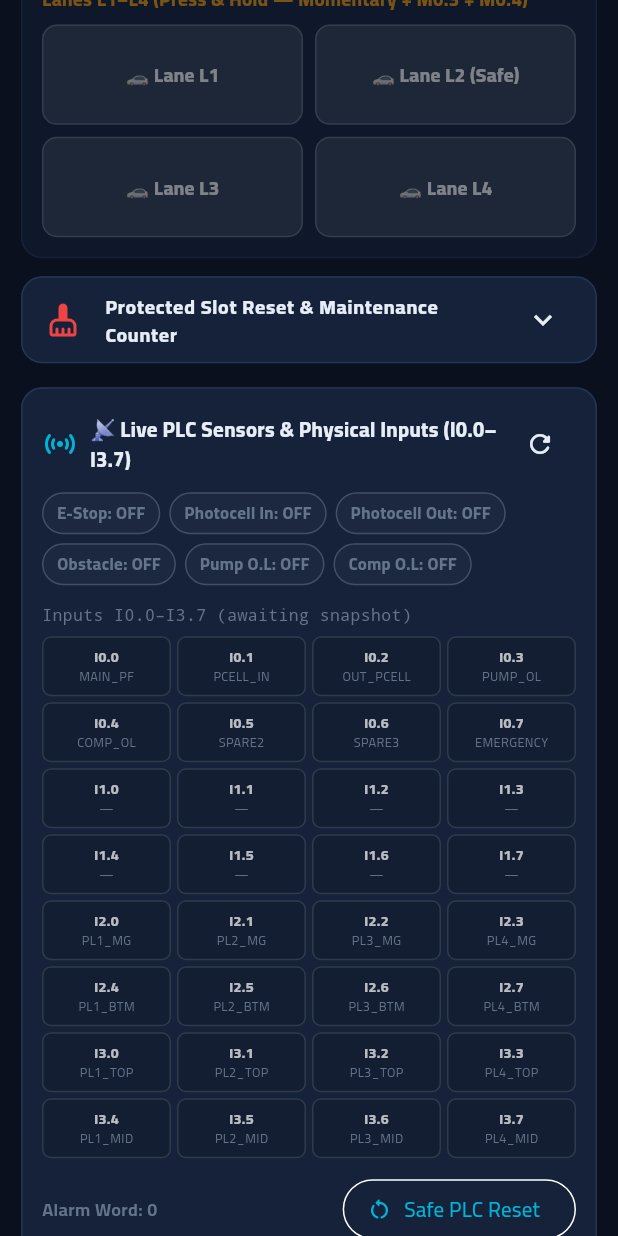
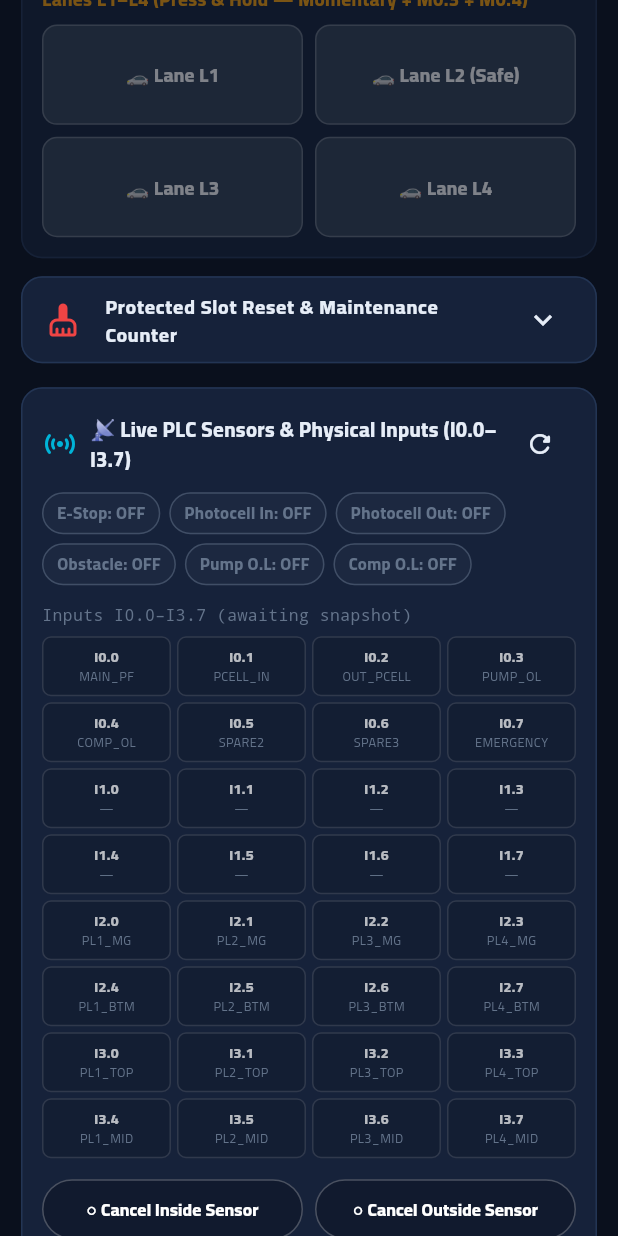
Before and after one commit to mohsafadi83-cell/AutoPark, a Flutter app: the ManualPlcControlScreen widget shown alone on an empty page, opened directly, scrolled down 576 dp, on a phone screen of 412 x 824 dp. Run offline on Flutter 3.47's test engine with Material 3 defaults, Android fonts, the phone set to English and light mode, and no system bars; our stand-ins replace connectivity_plus, dio, flutter_local_notifications, flutter_riverpod, flutter_secure_storage, local_auth and 3 more; accounts and stored records are empty; network calls fail.

Commit message:
feat(plc): wire Cancel Inside Sensor (%M6.1) & Cancel Outside Sensor (%M6.2) across Backend, Desktop, and Mobile (v2.1.4+11)

```diff
--- a/mobile/lib/features/manual/manual_plc_control_screen.dart
+++ b/mobile/lib/features/manual/manual_plc_control_screen.dart
@@ -40,6 +40,8 @@ class _ManualPlcControlScreenState
     'man_s2_tag': false,
     'man_s3_tag': false,
     'man_s4_tag': false,
+    'cancel_inside_sensor_tag': false,
+    'cancel_outside_sensor_tag': false,
   };
 
   String _statusLine = '';
@@ -519,6 +521,64 @@ class _ManualPlcControlScreenState
       if (!mounted) return;
       _showToast(
         isAr ? 'تعذر تصفير العداد: $e' : 'Failed to reset counter: $e',
+        isError: true,
+      );
+    }
+  }
+
+  Future<void> _togglePhotocellCancel(bool inside, bool isAr) async {
+    final key = inside ? 'cancel_inside_sensor_tag' : 'cancel_outside_sensor_tag';
+    final plcAddr = inside ? 'M6.1' : 'M6.2';
+    final next = !(_toggleStates[key] ?? false);
+    if (next) {
+      final confirmed = await showDialog<bool>(
+        context: context,
+        builder: (ctx) => AlertDialog(
+          title: Text(
+            isAr
+                ? (inside ? 'إلغاء الحساس الداخلي (%M6.1)' : 'إلغاء الحساس الخارجي (%M6.2)')
+                : (inside ? 'Cancel Inside Sensor (%M6.1)' : 'Cancel Outside Sensor (%M6.2)'),
+          ),
+          content: Text(
+            isAr
+                ? 'تأكيد تفعيل تجاوز الحساس على لوحة الـ PLC؟ يُستخدم تحت إشراف فقط.'
+                : 'Confirm activating this sensor override on the PLC panel? Use only under supervision.',
+          ),
+          actions: [
+            TextButton(
+              onPressed: () => Navigator.of(ctx).pop(false),
+              child: Text(isAr ? 'إلغاء' : 'Cancel'),
+            ),
+            ElevatedButton(
+              style: ElevatedButton.styleFrom(
+                backgroundColor: AppColors.statusWarning,
+                foregroundColor: Colors.black,
+              ),
+              onPressed: () => Navigator.of(ctx).pop(true),
+              child: Text(isAr ? 'تأكيد' : 'Confirm'),
+            ),
+          ],
+        ),
+      );
+      if (confirmed != true || !mounted) return;
+    }
+    setState(() => _toggleStates[key] = next);
+    HapticFeedback.mediumImpact();
+    final notifier = ref.read(appControllerProvider.notifier);
+    try {
+      await notifier.writeLivePlcTag(plcAddr, next);
+      await notifier.sendManualControl(key, next).catchError((_) => const <String, dynamic>{});
+      if (!mounted) return;
+      _showToast(
+        isAr
+            ? '✅ تم تحديث $plcAddr (${next ? "ON" : "OFF"}) على الـ PLC'
+            : '✅ PLC $plcAddr updated (${next ? "ON" : "OFF"})',
+      );
+    } catch (e) {
+      if (!mounted) return;
+      setState(() => _toggleStates[key] = !next);
+      _showToast(
+        isAr ? 'تعذر تحديث $plcAddr على الـ PLC' : 'Failed to write $plcAddr on PLC',
         isError: true,
       );
     }
@@ -1214,6 +1274,62 @@ class _ManualPlcControlScreenState
                 Row(
                   children: [
                     Expanded(
+                      child: OutlinedButton(
+                        style: OutlinedButton.styleFrom(
+                          foregroundColor:
+                              (_toggleStates['cancel_inside_sensor_tag'] == true)
+                                  ? Colors.black
+                                  : Colors.white,
+                          backgroundColor:
+                              (_toggleStates['cancel_inside_sensor_tag'] == true)
+                                  ? AppColors.statusWarning
+                                  : AppColors.surfaceDark,
+                          side: BorderSide(
+                            color: (_toggleStates['cancel_inside_sensor_tag'] == true)
+                                ? AppColors.statusWarning
+                                : Colors.white24,
+                          ),
+                        ),
+                        onPressed: () => _togglePhotocellCancel(true, isAr),
+                        child: Text(
+                          (_toggleStates['cancel_inside_sensor_tag'] == true ? '● ' : '○ ') +
+                              (isAr ? 'إلغاء الحساس الداخلي' : 'Cancel Inside Sensor'),
+                          style: const TextStyle(fontSize: 11.5, fontWeight: FontWeight.w800),
+                        ),
+                      ),
+                    ),
+                    const SizedBox(width: 8),
+                    Expanded(
+                      child: OutlinedButton(
+                        style: OutlinedButton.styleFrom(
+                          foregroundColor:
+                              (_toggleStates['cancel_outside_sensor_tag'] == true)
+                                  ? Colors.black
+                                  : Colors.white,
+                          backgroundColor:
+                              (_toggleStates['cancel_outside_sensor_tag'] == true)
+                                  ? AppColors.statusWarning
+                                  : AppColors.surfaceDark,
+                          side: BorderSide(
+                            color: (_toggleStates['cancel_outside_sensor_tag'] == true)
+                                ? AppColors.statusWarning
+                                : Colors.white24,
+                          ),
+                        ),
+                        onPressed: () => _togglePhotocellCancel(false, isAr),
+                        child: Text(
+                          (_toggleStates['cancel_outside_sensor_tag'] == true ? '● ' : '○ ') +
+                              (isAr ? 'إلغاء الحساس الخارجي' : 'Cancel Outside Sensor'),
+                          style: const TextStyle(fontSize: 11.5, fontWeight: FontWeight.w800),
+                        ),
+                      ),
+                    ),
+                  ],
+                ),
+                const SizedBox(height: 10),
+                Row(
+                  children: [
+                    Expanded(
                       child: Text(
                         'Alarm Word: ${s['alarmWord'] ?? 0}',
                     style: const TextStyle(
--- a/mobile/pubspec.yaml
+++ b/mobile/pubspec.yaml
@@ -1,7 +1,7 @@
 name: auto_park
 description: "Auto Park — industrial automated car parking mobile client (Android + iOS)."
 publish_to: 'none'
-version: 2.1.3+10
+version: 2.1.4+11
 
 environment:
   sdk: '>=3.5.0 <4.0.0'
```
Also changed, not shown: 3 other files. Lines whose indentation alone changed are shown as unchanged.
